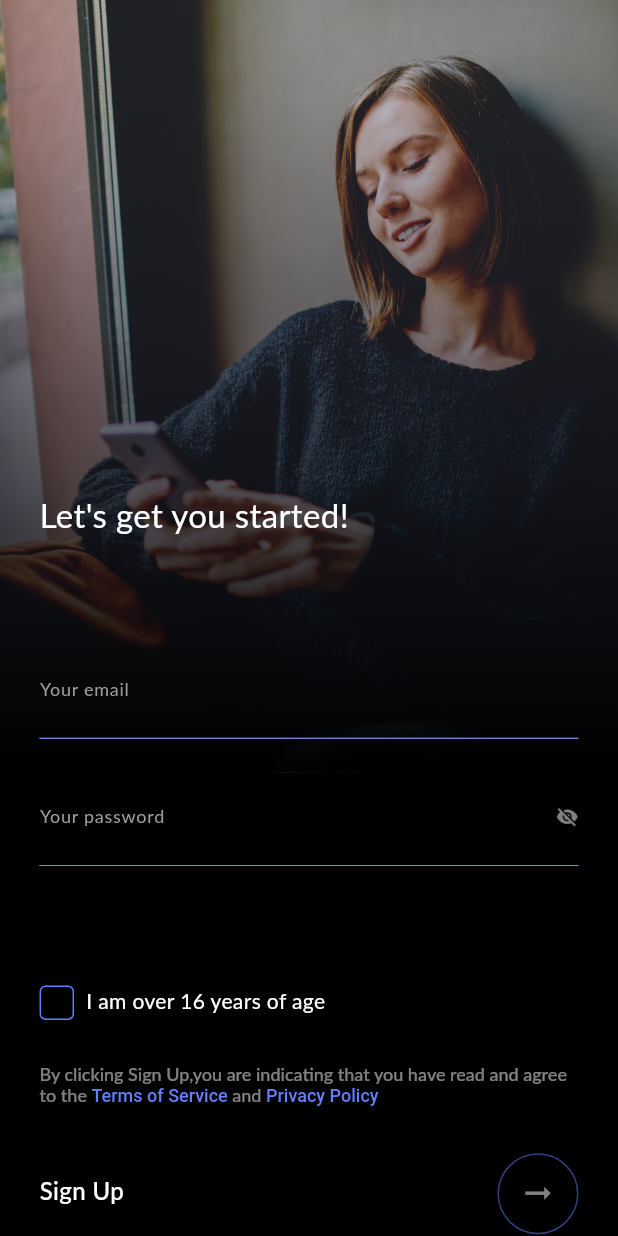
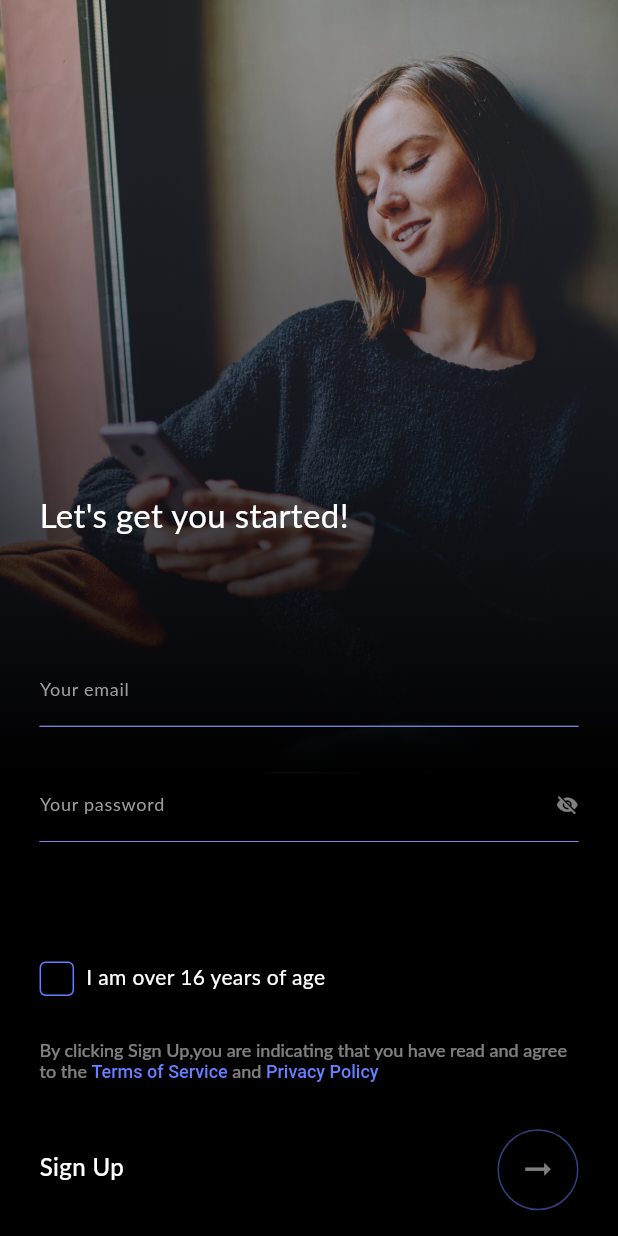
Before and after one commit to letien91/nexle_testing, a Flutter app: the screen it shows after launch, on a phone screen of 412 x 824 dp. Run offline on Flutter 3.47's test engine with Material 3 defaults, Android fonts, the phone set to English and light mode, and no system bars; our stand-ins replace cached_network_image, get, shared_preferences.

Commit message:
update textfield

```diff
--- a/nexle_testing/lib/components/input_field.dart
+++ b/nexle_testing/lib/components/input_field.dart
@@ -21,6 +21,7 @@ class InputField extends StatefulWidget {
       fontWeight: FontWeight.normal,
     ),
     this.isPassword = false,
+    this.scrollPadding = const EdgeInsets.all(20),
     this.onFocusChange,
     this.onChanged,
   });
@@ -32,6 +33,7 @@ class InputField extends StatefulWidget {
   final TextStyle labelStyle;
   final TextStyle style;
   final bool isPassword;
+  final EdgeInsets scrollPadding;
 
   final void Function(bool)? onFocusChange;
   final void Function(String)? onChanged;
@@ -50,12 +52,15 @@ class _InputFieldState extends State<InputField> {
 
   @override
   Widget build(BuildContext context) {
-    return SizedBox(
-      height: 56,
-      child: widget.isPassword
-          ? _buildListenablePassword()
-          : _buildTextField(true),
-    );
+    // return SizedBox(
+    //   height: 56,
+    //   child: widget.isPassword
+    //       ? _buildListenablePassword()
+    //       : _buildTextField(true),
+    // );
+    return widget.isPassword
+        ? _buildListenablePassword()
+        : _buildTextField(true);
   }
 
   Widget _buildTextField(bool isShow) {
@@ -64,6 +69,7 @@ class _InputFieldState extends State<InputField> {
         widget.onFocusChange?.call(isFocus);
       },
       child: TextField(
+        scrollPadding: widget.scrollPadding,
         controller: widget.controller,
         focusNode: widget.focusNode,
         decoration: InputDecoration(
--- a/nexle_testing/lib/screens/auth_screen/components/auth_password_text_field.dart
+++ b/nexle_testing/lib/screens/auth_screen/components/auth_password_text_field.dart
@@ -6,6 +6,7 @@ import 'package:nexle_testing/constants/password_status.dart';
 import 'package:nexle_testing/screens/auth_screen/auth_controller.dart';
 import 'package:nexle_testing/screens/auth_screen/components/auth_line.dart';
 import 'package:nexle_testing/screens/auth_screen/components/auth_validate_label.dart';
+import 'package:nexle_testing/services/size_config.dart';
 import 'package:nexle_testing/utils/common_components.dart';
 
 class AuthPasswordTextField extends GetView<AuthController> {
@@ -32,10 +33,11 @@ class AuthPasswordTextField extends GetView<AuthController> {
       keyboardType: TextInputType.text,
       labelText: 'Your password',
       isPassword: true,
+      scrollPadding: EdgeInsets.only(bottom: getProportionateScreenHeight(60)),
       onChanged: (String value) {
         controller.onChangedPassword(value);
       },
-      onFocusChange: (bool isFocus) {
+      onFocusChange: (bool isFocus) async {
         controller.startPassword(isFocus);
       },
     );
```
